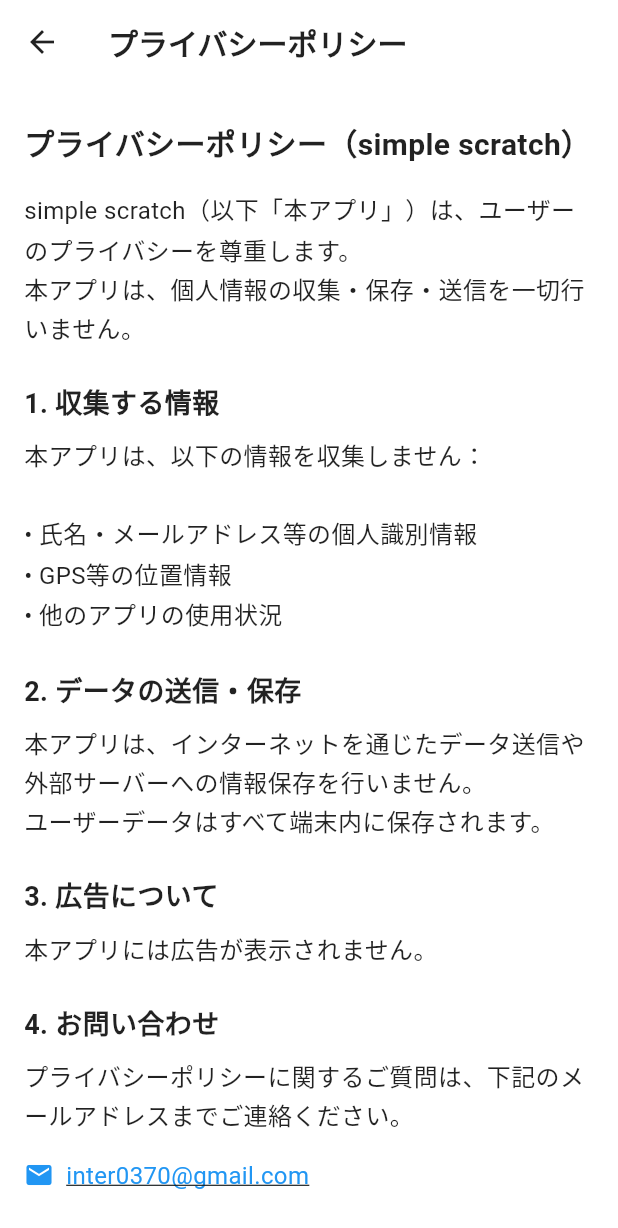
After one commit to FinleyCox/roulette, a Flutter app: the screen it shows after launch, after a tap on the "privacy tip" icon, on a phone screen of 412 x 824 dp. The commit adds this screen. Shown: the top 1228 px of the screen. Run offline on Flutter 3.47's test engine with Material 3 defaults, Android fonts, the phone set to English and light mode, and no system bars; our stand-ins replace pull_to_refresh, shared_preferences; missing offline and left inert: scratcher; statements that could not run were skipped.

Commit message:
fix: プライバシーポリシーページ

```diff
--- a/lib/screens/home_screen.dart
+++ b/lib/screens/home_screen.dart
@@ -5,6 +5,7 @@ import 'dart:math';
 import '../widgets/scratch_card.dart';
 import '../models/scratch_state.dart';
 import 'settings_screen.dart';
+import 'privacy_policy_screen.dart';
 import '../utils/language_utils.dart';
 
 class HomeScreen extends StatefulWidget {
@@ -201,13 +202,35 @@ class _HomeScreenState extends State<HomeScreen> {
       appBar: AppBar(
         backgroundColor: Colors.white,
         elevation: 0,
-        title: Text(
+        title: Row(
+          children: [
+            Text(
               widget.title,
               style: const TextStyle(
                 fontSize: 24,
                 fontWeight: FontWeight.bold,
                 color: Colors.black87,
               ),
+            ),
+            IconButton(
+              onPressed: () {
+                Navigator.push(
+                  context,
+                  MaterialPageRoute(
+                    builder: (context) => PrivacyPolicyScreen(
+                      currentLanguage: widget.currentLanguage,
+                    ),
+                  ),
+                );
+              },
+              icon: const Icon(
+                Icons.privacy_tip,
+                color: Colors.black87,
+                size: 22,
+              ),
+              tooltip: 'プライバシーポリシー',
+            ),
+          ],
         ),
         actions: [
           IconButton(
--- /dev/null
+++ b/lib/screens/privacy_policy_screen.dart
@@ -0,0 +1,242 @@
+import 'package:flutter/material.dart';
+import 'package:url_launcher/url_launcher.dart';
+import '../utils/language_utils.dart';
+
+class PrivacyPolicyScreen extends StatefulWidget {
+  const PrivacyPolicyScreen({super.key, required this.currentLanguage});
+
+  final String currentLanguage;
+
+  @override
+  State<PrivacyPolicyScreen> createState() => _PrivacyPolicyScreenState();
+}
+
+class _PrivacyPolicyScreenState extends State<PrivacyPolicyScreen> {
+  @override
+  Widget build(BuildContext context) {
+    return Scaffold(
+      appBar: AppBar(
+        backgroundColor: Colors.white,
+        elevation: 0,
+        leading: IconButton(
+          icon: const Icon(Icons.arrow_back, color: Colors.black87),
+          onPressed: () => Navigator.of(context).pop(),
+        ),
+        title: Text(
+          LanguageUtils.getPrivacyPolicyText(
+            'privacyPolicy',
+            widget.currentLanguage,
+          ),
+          style: const TextStyle(
+            fontSize: 20,
+            fontWeight: FontWeight.bold,
+            color: Colors.black87,
+          ),
+        ),
+      ),
+      backgroundColor: Colors.white,
+      body: SafeArea(
+        child: Padding(
+          padding: const EdgeInsets.all(16.0),
+          child: SingleChildScrollView(
+            child: Column(
+              crossAxisAlignment: CrossAxisAlignment.start,
+              children: [
+                const SizedBox(height: 8),
+                Text(
+                  LanguageUtils.getPrivacyPolicyText(
+                    'privacyPolicyTitle',
+                    widget.currentLanguage,
+                  ),
+                  style: const TextStyle(
+                    fontSize: 20,
+                    fontWeight: FontWeight.bold,
+                    color: Colors.black87,
+                  ),
+                ),
+                const SizedBox(height: 16),
+                Text(
+                  LanguageUtils.getPrivacyPolicyText(
+                    'privacyPolicyDescription',
+                    widget.currentLanguage,
+                  ),
+                  style: const TextStyle(
+                    fontSize: 16,
+                    height: 1.6,
+                    color: Colors.black87,
+                  ),
+                ),
+                const SizedBox(height: 24),
+                Text(
+                  LanguageUtils.getPrivacyPolicyText(
+                    'informationCollected',
+                    widget.currentLanguage,
+                  ),
+                  style: const TextStyle(
+                    fontSize: 18,
+                    fontWeight: FontWeight.bold,
+                    color: Colors.black87,
+                  ),
+                ),
+                const SizedBox(height: 8),
+                Text(
+                  LanguageUtils.getPrivacyPolicyText(
+                    'informationCollectedDescription',
+                    widget.currentLanguage,
+                  ),
+                  style: const TextStyle(
+                    fontSize: 16,
+                    height: 1.6,
+                    color: Colors.black87,
+                  ),
+                ),
+                const SizedBox(height: 24),
+                Text(
+                  LanguageUtils.getPrivacyPolicyText(
+                    'dataTransmission',
+                    widget.currentLanguage,
+                  ),
+                  style: const TextStyle(
+                    fontSize: 18,
+                    fontWeight: FontWeight.bold,
+                    color: Colors.black87,
+                  ),
+                ),
+                const SizedBox(height: 8),
+                Text(
+                  LanguageUtils.getPrivacyPolicyText(
+                    'dataTransmissionDescription',
+                    widget.currentLanguage,
+                  ),
+                  style: const TextStyle(
+                    fontSize: 16,
+                    height: 1.6,
+                    color: Colors.black87,
+                  ),
+                ),
+                const SizedBox(height: 24),
+                Text(
+                  LanguageUtils.getPrivacyPolicyText(
+                    'advertising',
+                    widget.currentLanguage,
+                  ),
+                  style: const TextStyle(
+                    fontSize: 18,
+                    fontWeight: FontWeight.bold,
+                    color: Colors.black87,
+                  ),
+                ),
+                const SizedBox(height: 8),
+                Text(
+                  LanguageUtils.getPrivacyPolicyText(
+                    'advertisingDescription',
+                    widget.currentLanguage,
+                  ),
+                  style: const TextStyle(
+                    fontSize: 16,
+                    height: 1.6,
+                    color: Colors.black87,
+                  ),
+                ),
+                const SizedBox(height: 24),
+                Text(
+                  LanguageUtils.getPrivacyPolicyText(
+                    'contact',
+                    widget.currentLanguage,
+                  ),
+                  style: const TextStyle(
+                    fontSize: 18,
+                    fontWeight: FontWeight.bold,
+                    color: Colors.black87,
+                  ),
+                ),
+                const SizedBox(height: 8),
+                Text(
+                  LanguageUtils.getPrivacyPolicyText(
+                    'contactDescription',
+                    widget.currentLanguage,
+                  ),
+                  style: const TextStyle(
+                    fontSize: 16,
+                    height: 1.6,
+                    color: Colors.black87,
+                  ),
+                ),
+                const SizedBox(height: 16),
+                GestureDetector(
+                  onTap: () async {
+                    final Uri emailLaunchUri = Uri(
+                      scheme: 'mailto',
+                      path: 'inter0370@gmail.com',
+                      query: 'subject=',
+                    );
+                    await launchUrl(emailLaunchUri);
+                  },
+                  child: const Row(
+                    children: [
+                      Icon(Icons.email, color: Colors.blue, size: 20),
+                      SizedBox(width: 8),
+                      Text(
+                        'inter0370@gmail.com',
+                        style: TextStyle(
+                          fontSize: 16,
+                          color: Colors.blue,
+                          decoration: TextDecoration.underline,
+                        ),
+                      ),
+                    ],
+                  ),
+                ),
+                const SizedBox(height: 12),
+                GestureDetector(
+                  onTap: () async {
+                    final Uri url = Uri.parse('https://github.com/FinleyCox');
+                    await launchUrl(url, mode: LaunchMode.externalApplication);
+                  },
+                  child: const Row(
+                    children: [
+                      Icon(Icons.link, color: Colors.blue, size: 20),
+                      SizedBox(width: 8),
+                      Text(
+                        'GitHub : https://github.com/FinleyCox',
+                        style: TextStyle(
+                          fontSize: 16,
+                          color: Colors.blue,
+                          decoration: TextDecoration.underline,
+                        ),
+                      ),
+                    ],
+                  ),
+                ),
+                const SizedBox(height: 24),
+                Text(
+                  LanguageUtils.getPrivacyPolicyText(
+                    'revision',
+                    widget.currentLanguage,
+                  ),
+                  style: const TextStyle(
+                    fontSize: 18,
+                    fontWeight: FontWeight.bold,
+                    color: Colors.black87,
+                  ),
+                ),
+                const SizedBox(height: 8),
+                Text(
+                  LanguageUtils.getPrivacyPolicyText(
+                    'revisionDescription',
+                    widget.currentLanguage,
+                  ),
+                  style: const TextStyle(
+                    fontSize: 16,
+                    height: 1.6,
+                    color: Colors.black87,
+                  ),
+                ),
+              ],
+            ),
+          ),
+        ),
+      ),
+    );
+  }
+}
--- a/lib/utils/language_utils.dart
+++ b/lib/utils/language_utils.dart
@@ -136,4 +136,71 @@ class LanguageUtils {
       }
     }
   }
+
+  // プライバシーポリシー画面のテキストを取得
+  static String getPrivacyPolicyText(String key, String languageCode) {
+    if (languageCode == 'en') {
+      switch (key) {
+        case 'privacyPolicy':
+          return 'Privacy Policy';
+        case 'privacyPolicyTitle':
+          return 'Privacy Policy (simple scratch)';
+        case 'privacyPolicyDescription':
+          return 'simple scratch (hereinafter "this app") respects user privacy.\nThis app does not collect, store, or transmit any personal information.';
+        case 'informationCollected':
+          return '1. Information Collected';
+        case 'informationCollectedDescription':
+          return 'This app does not collect the following information:\n\n• Personal identification information such as name and email address\n• Location information such as GPS\n• Usage status of other apps';
+        case 'dataTransmission':
+          return '2. Data Transmission and Storage';
+        case 'dataTransmissionDescription':
+          return 'This app does not transmit data over the internet or store information on external servers.\nAll user data is stored on the device.';
+        case 'advertising':
+          return '3. Advertising';
+        case 'advertisingDescription':
+          return 'This app does not display advertisements.';
+        case 'contact':
+          return '4. Contact';
+        case 'contactDescription':
+          return 'For questions regarding this privacy policy, please contact us at the email address below.';
+        case 'revision':
+          return '5. Revision';
+        case 'revisionDescription':
+          return 'This policy may be revised without notice. Updated policies will be published on this app or the distribution page.';
+        default:
+          return key;
+      }
+    } else {
+      switch (key) {
+        case 'privacyPolicy':
+          return 'プライバシーポリシー';
+        case 'privacyPolicyTitle':
+          return 'プライバシーポリシー（simple scratch）';
+        case 'privacyPolicyDescription':
+          return 'simple scratch（以下「本アプリ」）は、ユーザーのプライバシーを尊重します。\n本アプリは、個人情報の収集・保存・送信を一切行いません。';
+        case 'informationCollected':
+          return '1. 収集する情報';
+        case 'informationCollectedDescription':
+          return '本アプリは、以下の情報を収集しません：\n\n• 氏名・メールアドレス等の個人識別情報\n• GPS等の位置情報\n• 他のアプリの使用状況';
+        case 'dataTransmission':
+          return '2. データの送信・保存';
+        case 'dataTransmissionDescription':
+          return '本アプリは、インターネットを通じたデータ送信や外部サーバーへの情報保存を行いません。\nユーザーデータはすべて端末内に保存されます。';
+        case 'advertising':
+          return '3. 広告について';
+        case 'advertisingDescription':
+          return '本アプリには広告が表示されません。';
+        case 'contact':
+          return '4. お問い合わせ';
+        case 'contactDescription':
+          return 'プライバシーポリシーに関するご質問は、下記のメールアドレスまでご連絡ください。';
+        case 'revision':
+          return '5. 改定';
+        case 'revisionDescription':
+          return '本ポリシーは予告なく改定されることがあります。変更後のポリシーは本アプリ上または配布ページにて公開されます。';
+        default:
+          return key;
+      }
+    }
+  }
 }
--- a/pubspec.yaml
+++ b/pubspec.yaml
@@ -36,6 +36,7 @@ dependencies:
   shared_preferences: ^2.2.2
   pull_to_refresh: ^2.0.0
   flutter_launcher_icons: ^0.14.4
+  url_launcher: ^6.2.5
   # The following adds the Cupertino Icons font to your application.
   # Use with the CupertinoIcons class for iOS style icons.
   cupertino_icons: ^1.0.8
```
Also changed, not shown: pubspec.lock, 5 other files. Lines whose indentation alone changed are shown as unchanged.
